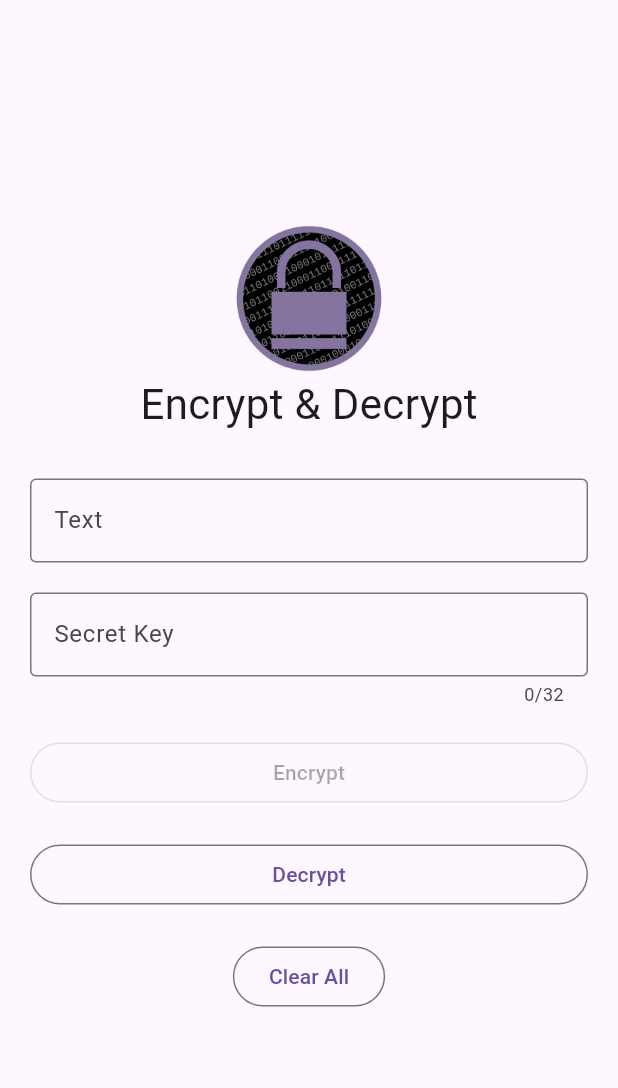
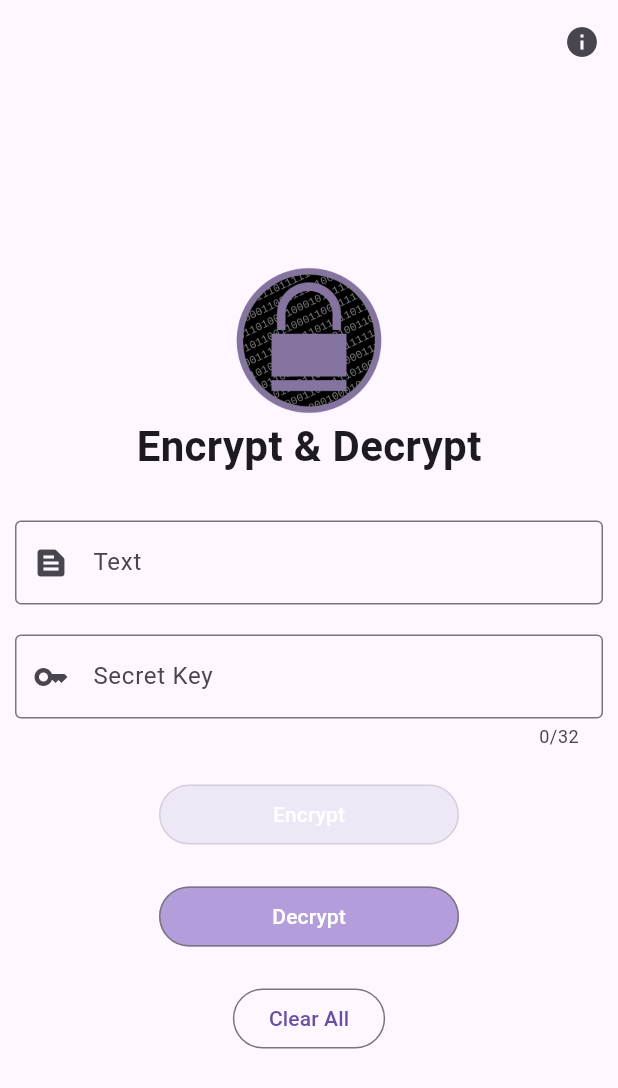
Before and after one commit to Siputsss/cryptography, a Flutter app: the screen it shows after launch, on a phone screen of 412 x 824 dp. Shown: the top 1088 px of the screen. Run offline on Flutter 3.47's test engine with Material 3 defaults, Android fonts, the phone set to English and light mode, and no system bars; missing offline and left inert: encrypt.

```diff
--- a/lib/app.dart
+++ b/lib/app.dart
@@ -1,6 +1,7 @@
 import 'package:flutter/material.dart';
 import 'package:encrypt/encrypt.dart' as encrypt;
 import 'data.dart';
+import 'about.dart';
 
 class App extends StatefulWidget {
   const App({super.key});
@@ -41,18 +42,27 @@ class _AppState extends State<App> {
     return MaterialApp(
       title: 'Material App',
       debugShowCheckedModeBanner: false,
+      // theme: ThemeData.dark(),
       home: Scaffold(
-        extendBodyBehindAppBar: true,
-
-        // appBar: AppBar(
-        //   title: const Text('Cryptography Modern'),
-        // ),
+        appBar: AppBar(
+          actions: [
+            Builder(builder: (context) {
+              return IconButton(
+                  onPressed: () {
+                    Navigator.push(
+                      context,
+                      MaterialPageRoute(builder: (context) => const About()),
+                    );
+                  },
+                  icon: const Icon(Icons.info));
+            })
+          ],
+        ),
         body: Center(
           child: Padding(
-            padding: const EdgeInsets.all(20.0),
+            padding: const EdgeInsets.all(10.0),
             child: Column(
               mainAxisAlignment: MainAxisAlignment.center,
-              crossAxisAlignment: CrossAxisAlignment.stretch,
               children: [
                 Image.asset(
                   'assets/images/enkripsi.png',
@@ -62,6 +72,7 @@ class _AppState extends State<App> {
                 const Center(
                     child: Text(
                   'Encrypt & Decrypt',
+                  style: TextStyle(fontWeight: FontWeight.bold),
                   textScaler: TextScaler.linear(2),
                 )),
                 const SizedBox(height: 30),
@@ -71,6 +82,7 @@ class _AppState extends State<App> {
                     border: const OutlineInputBorder(),
                     labelText: 'Text',
                     hintText: 'Input Text',
+                    prefixIcon: const Icon(Icons.text_snippet),
                     suffixIcon: isShowClearText
                         ? IconButton(
                             onPressed: () {
@@ -105,6 +117,7 @@ class _AppState extends State<App> {
                     border: const OutlineInputBorder(),
                     labelText: 'Secret Key',
                     hintText: 'Input secret key',
+                    prefixIcon: const Icon(Icons.key),
                     suffixIcon: isShowClearKey
                         ? IconButton(
                             onPressed: () {
@@ -133,14 +146,24 @@ class _AppState extends State<App> {
                   },
                 ),
                 const SizedBox(height: 20),
-                OutlinedButton(
+                SizedBox(
+                  width: 200,
+                  child: OutlinedButton(
                     onPressed: (ctrlText.text.isNotEmpty) && (ctrlKey.text.length == 32)
                         ? () {
                             encryptText(ctrlText.text);
                             isVisibleEnc = true;
                           }
                         : null,
-                  child: const Text('Encrypt'),
+                    style: OutlinedButton.styleFrom(
+                      disabledBackgroundColor: Colors.deepPurple[50],
+                      backgroundColor: Colors.deepPurple[200],
+                    ),
+                    child: const Text(
+                      'Encrypt',
+                      style: TextStyle(color: Colors.white),
+                    ),
+                  ),
                 ),
                 const SizedBox(height: 10),
                 Visibility(
@@ -160,13 +183,18 @@ class _AppState extends State<App> {
                   ),
                 ),
                 const SizedBox(height: 10),
-                OutlinedButton(
+                SizedBox(
+                  width: 200,
+                  child: OutlinedButton(
                     onPressed: () {
                       decryptText();
                       isVisibleDes = true;
                     },
+                    style: OutlinedButton.styleFrom(backgroundColor: Colors.deepPurple[200]),
                     child: const Text(
                       "Decrypt",
+                      style: TextStyle(color: Colors.white),
+                    ),
                   ),
                 ),
                 const SizedBox(height: 10),
@@ -181,7 +209,7 @@ class _AppState extends State<App> {
                     child: Center(
                       child: Text(
                         plainText,
-                        textScaler: const TextScaler.linear(1.5),
+                        textScaler: const TextScaler.linear(1.2),
                       ),
                     ),
                   ),
@@ -191,7 +219,9 @@ class _AppState extends State<App> {
                   children: [
                     OutlinedButton(
                       onPressed: clearAll,
-                      child: const Text('Clear All'),
+                      child: const Text(
+                        'Clear All',
+                      ),
                     ),
                   ],
                 ),
--- a/lib/data.dart
+++ b/lib/data.dart
@@ -9,6 +9,7 @@ var isShowClearText = false;
 var isShowClearKey = false;
 bool isVisibleEnc = false;
 bool isVisibleDes = false;
+bool flag = false;
 encrypt.Encrypted? encrypted;
 
 //  final key = encrypt.Key.fromSecureRandom(32);
```
Also changed, not shown: lib/about.dart (added, +45 -0 lines). Lines whose indentation alone changed are shown as unchanged.
